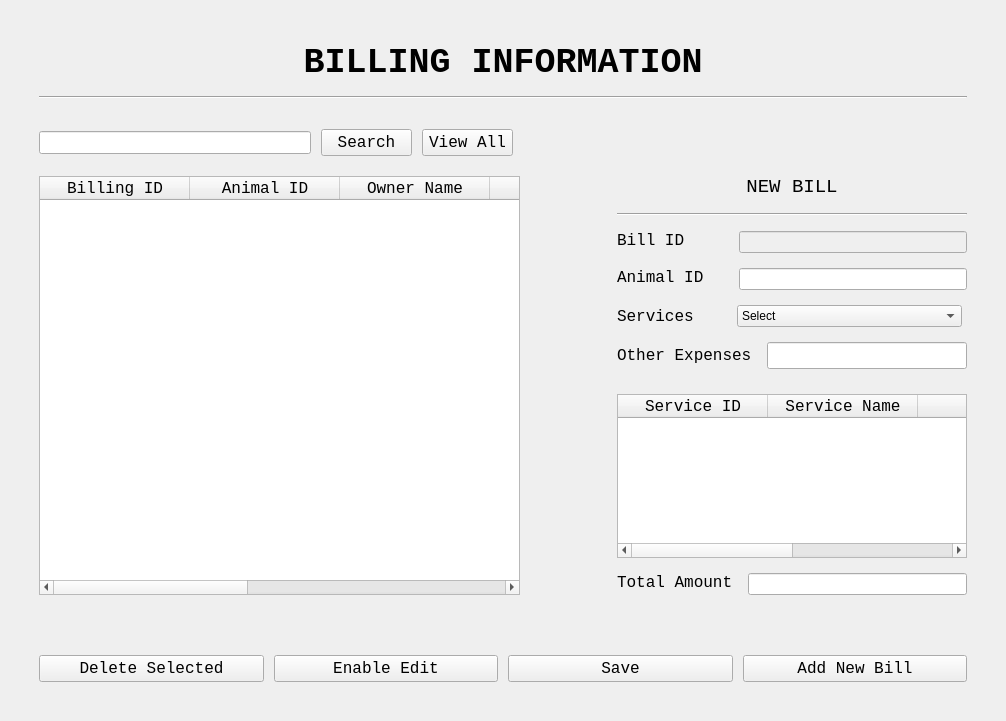
This is BillingUI.ui in ASNaeem/Simple-VCMS as Qt 5 draws it before an edit. The edited form follows.
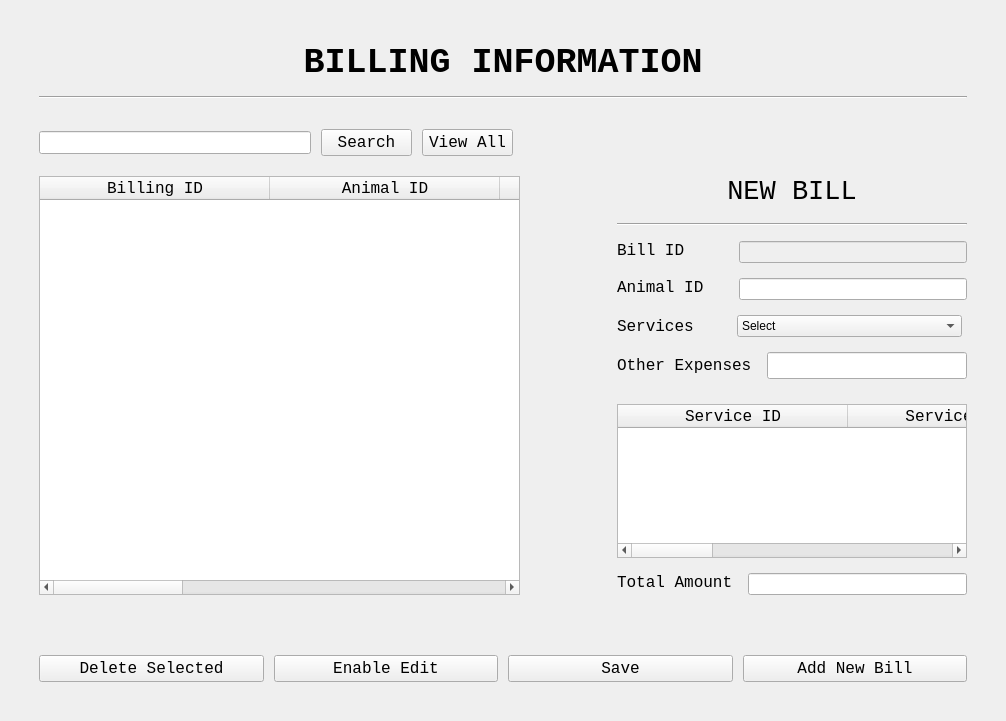
This is the edited form.

Diff of the .ui file:
```diff
--- a/BillingUI.ui
+++ b/BillingUI.ui
@@ -145,7 +145,7 @@
            </font>
           </property>
           <attribute name="horizontalHeaderDefaultSectionSize">
-           <number>150</number>
+           <number>230</number>
           </attribute>
           <column>
            <property name="text">
@@ -204,7 +204,7 @@
           </column>
           <column>
            <property name="text">
-            <string>Total Amount</string>
+            <string>Other Expenses</string>
            </property>
            <property name="font">
             <font>
@@ -215,7 +215,7 @@
           </column>
           <column>
            <property name="text">
-            <string>Other Expense</string>
+            <string>Total Amount</string>
            </property>
            <property name="font">
             <font>
@@ -257,7 +257,7 @@
               <property name="font">
                <font>
                 <family>Courier New</family>
-                <pointsize>14</pointsize>
+                <pointsize>20</pointsize>
                </font>
               </property>
               <property name="text">
@@ -454,7 +454,7 @@
                  </font>
                 </property>
                 <attribute name="horizontalHeaderDefaultSectionSize">
-                 <number>150</number>
+                 <number>230</number>
                 </attribute>
                 <column>
                  <property name="text">
```
Left out of the diff: 12 changed lines with no effect on the pictures.
